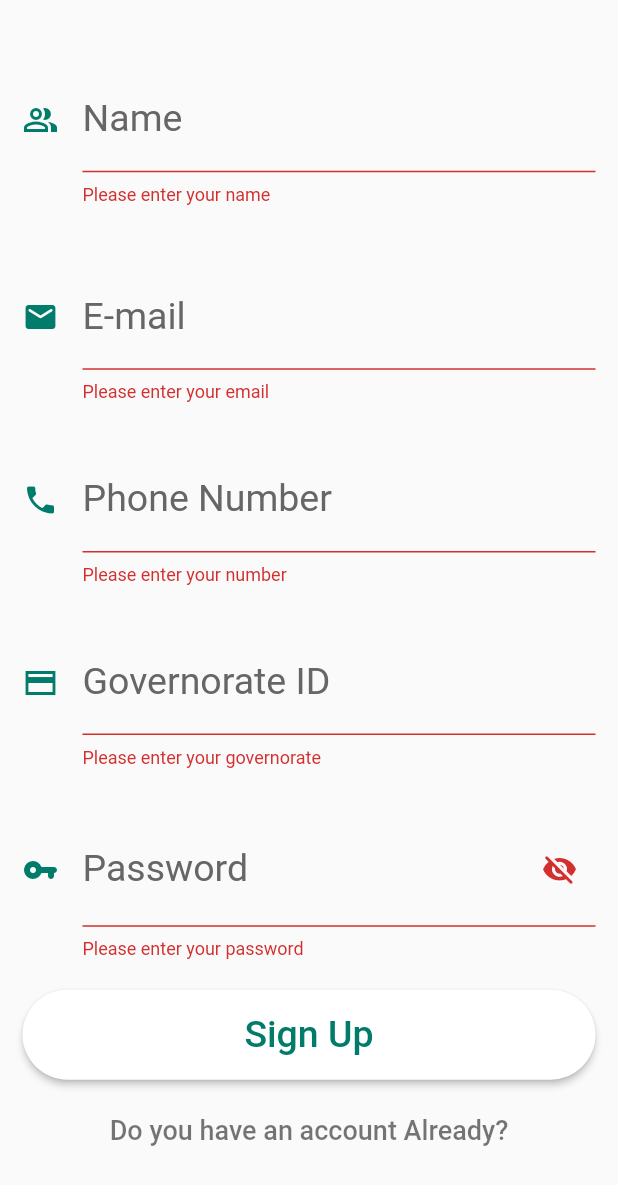
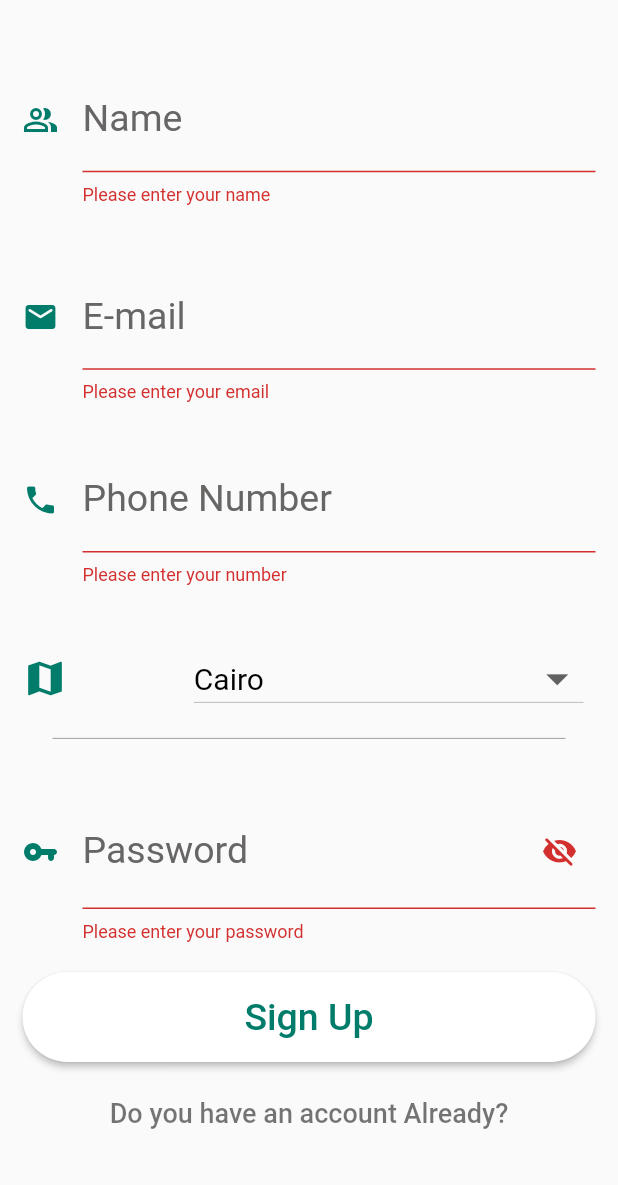
Before and after one commit to AVElfallah/craft_flutter, a Flutter app: the SingupPage screen opened by its route, after a tap on "Sign Up", on a phone screen of 412 x 824 dp. Shown: the top 1185 px of the screen. Run offline on Flutter 3.47's test engine with Material 2 defaults, Android fonts, the light colour scheme and no system bars; our stand-ins replace dio, flutter_rating_bar, get_storage, google_nav_bar; missing offline and left inert: clippy_flutter, mailer; accounts and stored records are empty.

Commit message:
singupAuth has been created

```diff
--- a/lib/controller/singup_controller.dart
+++ b/lib/controller/singup_controller.dart
@@ -1,6 +1,12 @@
 import 'dart:math';
 
 import 'package:flutter/material.dart';
+import 'package:hyah_karima/router/app_router.dart';
+
+import '../data/external/singup_auth.dart';
+import '../data/internal/user_login_data.dart';
+import '../model/auth_model.dart';
+import '../model/singup_model.dart';
 
 class SingUpController extends ChangeNotifier {
   GlobalKey<FormState> formkey = GlobalKey<FormState>();
@@ -9,7 +15,53 @@ class SingUpController extends ChangeNotifier {
   TextEditingController nameController = TextEditingController();
   TextEditingController numberController = TextEditingController();
 
-  TextEditingController governorateController = TextEditingController();
+  bool isLoading = false;
+  int governrateValue = 1;
+  changeGovernrate(int? st) {
+    governrateValue = st!;
+    notifyListeners();
+  }
+
+  void register(BuildContext context) async {
+    if (formkey.currentState!.validate()) {
+      isLoading = true;
+      notifyListeners();
+      var auth = await SingUpAuth.instance.regesterNewUser(
+        SingupModel(
+          userName: nameController.text,
+          email: emailController.text,
+          phoneNumber: numberController.text,
+          governorateId: governrateValue,
+          password: passwordController.text,
+          passwordConfirmation: passwordController.text,
+        ),
+      );
+      if (auth.runtimeType == AuthModel) {
+        isLoading = false;
+        notifyListeners();
+        UserAuthLoginData.instance.setAuthModel(auth as AuthModel);
+        // ignore: use_build_context_synchronously
+        Navigator.of(context).pushReplacementNamed(MyRouter.homePage);
+      } else {
+        isLoading = false;
+        notifyListeners();
+        // ignore: use_build_context_synchronously
+        ScaffoldMessenger.of(context).showSnackBar(
+          const SnackBar(
+            backgroundColor: Colors.red,
+            content: Text(
+              "error",
+              style: TextStyle(
+                fontSize: 20,
+                fontWeight: FontWeight.bold,
+              ),
+            ),
+            duration: Duration(seconds: 2),
+          ),
+        );
+      }
+    }
+  }
 
   String? govValidator(value) {
     if (value!.isEmpty) {
--- a/lib/extensions/colors.dart
+++ b/lib/extensions/colors.dart
@@ -7,3 +7,10 @@ List<Color> colorsToUse = [
   Colors.indigo,
   Colors.orange,
 ];
+
+Color iconsColor = const Color.fromARGB(
+  255,
+  1,
+  124,
+  106,
+);
--- /dev/null
+++ b/lib/extensions/governrates.dart
@@ -0,0 +1,38 @@
+import '../model/governerate_model.dart';
+
+List<GovernrateModel> governrateList = [
+  GovernrateModel(number: 1, arabicName: "القاهرة", englishName: "Cairo"),
+  GovernrateModel(number: 2, arabicName: "الجيزة", englishName: "Giza"),
+  GovernrateModel(
+      number: 3, arabicName: "الأسكندرية", englishName: "Alexandria"),
+  GovernrateModel(number: 4, arabicName: "الدقهلية", englishName: "Dakahlia"),
+  GovernrateModel(
+      number: 5, arabicName: "البحر الأحمر", englishName: "Red Sea"),
+  GovernrateModel(number: 6, arabicName: "البحيرة", englishName: "Beheira"),
+  GovernrateModel(number: 7, arabicName: "الفيوم", englishName: "Fayoum"),
+  GovernrateModel(number: 8, arabicName: "الغربية", englishName: "Gharbiya"),
+  GovernrateModel(number: 9, arabicName: "الإسماعلية", englishName: "Ismailia"),
+  GovernrateModel(number: 10, arabicName: "المنوفية", englishName: "Menofia"),
+  GovernrateModel(number: 11, arabicName: "المنيا", englishName: "Minya"),
+  GovernrateModel(
+      number: 12, arabicName: "القليوبية", englishName: "Qaliubiya"),
+  GovernrateModel(
+      number: 13, arabicName: "الوادي الجديد", englishName: "New Valley"),
+  GovernrateModel(number: 14, arabicName: "السويس", englishName: "Suez"),
+  GovernrateModel(number: 15, arabicName: "اسوان", englishName: "Aswan"),
+  GovernrateModel(number: 16, arabicName: "اسيوط", englishName: "Assiut"),
+  GovernrateModel(number: 17, arabicName: "بني سويف", englishName: "Beni Suef"),
+  GovernrateModel(number: 18, arabicName: "بورسعيد", englishName: "Port Said"),
+  GovernrateModel(number: 19, arabicName: "دمياط", englishName: "Damietta"),
+  GovernrateModel(number: 20, arabicName: "الشرقية", englishName: "Sharkia"),
+  GovernrateModel(
+      number: 21, arabicName: "جنوب سيناء", englishName: "South Sinai"),
+  GovernrateModel(
+      number: 22, arabicName: "كفر الشيخ", englishName: "Kafr Al sheikh"),
+  GovernrateModel(number: 23, arabicName: "مطروح", englishName: "Matrouh"),
+  GovernrateModel(number: 24, arabicName: "الأقصر", englishName: "Luxor"),
+  GovernrateModel(number: 25, arabicName: "قنا", englishName: "Qena"),
+  GovernrateModel(
+      number: 26, arabicName: "شمال سيناء", englishName: "North Sinai"),
+  GovernrateModel(number: 27, arabicName: "سوهاج", englishName: "Sohag"),
+];
--- a/lib/main.dart
+++ b/lib/main.dart
@@ -17,9 +17,9 @@ class MyApp extends StatelessWidget {
     return MaterialApp(
       themeMode: ThemeMode.light,
       debugShowCheckedModeBanner: false,
-      darkTheme: ThemeData(brightness: Brightness.dark
-          // scaffoldBackgroundColor: Colors.white,
-          ),
+      darkTheme: ThemeData(
+        brightness: Brightness.dark,
+      ),
       routes: MyRouter.routes,
     );
   }
--- a/lib/model/singup_model.dart
+++ b/lib/model/singup_model.dart
@@ -1,6 +1,5 @@
 // ignore_for_file: public_member_api_docs, sort_constructors_first
 import 'dart:convert';
-import 'dart:math';
 
 class SingupModel {
   String? userName;
@@ -9,7 +8,7 @@ class SingupModel {
   String? passwordConfirmation;
   String? phoneNumber;
   int? governorateId;
-  int? id = Random().nextInt(1000000);
+  int? id = 1;
   SingupModel({
     this.userName,
     this.email,
--- a/lib/screen/signup_page.dart
+++ b/lib/screen/signup_page.dart
@@ -1,8 +1,13 @@
 import 'package:flutter/material.dart';
+import 'package:hyah_karima/data/external/singup_auth.dart';
 import 'package:hyah_karima/extensions/assestent_extension.dart';
+import 'package:hyah_karima/extensions/colors.dart';
+
 import 'package:hyah_karima/router/app_router.dart';
 import 'package:provider/provider.dart';
 import 'package:hyah_karima/controller/singup_controller.dart';
+import '../extensions/colors.dart';
+import '../extensions/governrates.dart';
 
 class SingupPage extends StatefulWidget {
   const SingupPage({Key? key}) : super(key: key);
@@ -22,7 +27,9 @@ class _SingupPageState extends State<SingupPage> {
         final watch = ctx.watch<SingUpController>();
         final read = ctx.read<SingUpController>();
         return Scaffold(
-            body: Padding(
+          body: Stack(
+            children: [
+              Padding(
                 padding: const EdgeInsets.all(15),
                 child: Form(
                   key: ctx.watch<SingUpController>().formkey,
@@ -79,18 +86,13 @@ class _SingupPageState extends State<SingupPage> {
                       TextFormField(
                         controller: watch.numberController,
                         validator: read.numberValidator,
-                      decoration: const InputDecoration(
+                        decoration: InputDecoration(
                           icon: Icon(
                             Icons.phone,
-                          color: Color.fromARGB(
-                            255,
-                            1,
-                            124,
-                            106,
-                          ),
+                            color: iconsColor,
                           ),
                           labelText: 'Phone Number',
-                        labelStyle: TextStyle(
+                          labelStyle: const TextStyle(
                             fontSize: 25,
                             color: Color.fromARGB(
                               255,
@@ -100,40 +102,61 @@ class _SingupPageState extends State<SingupPage> {
                             ),
                           ),
                           hintText: 'enter your phone',
-                        hintStyle: TextStyle(fontSize: 20),
+                          hintStyle: const TextStyle(fontSize: 20),
                         ),
                         keyboardType: TextInputType.phone,
                       ),
                       const SizedBox(
                         height: 30,
                       ),
-                    TextFormField(
-                      controller: watch.governorateController,
-                      validator: read.govValidator,
-                      decoration: const InputDecoration(
-                        icon: Icon(
-                          Icons.credit_card_sharp,
-                          color: Color.fromARGB(
-                            255,
-                            1,
-                            124,
-                            106,
+                      Row(
+                        mainAxisAlignment: MainAxisAlignment.spaceBetween,
+                        children: [
+                          Icon(
+                            Icons.map,
+                            size: 30,
+                            color: iconsColor,
+                          ),
+                          Padding(
+                            padding: const EdgeInsets.all(8),
+                            child: DropdownButton<int>(
+                              menuMaxHeight:
+                                  MediaQuery.of(context).size.height * .65,
+                              borderRadius: BorderRadius.circular(
+                                25,
+                              ),
+                              value: watch.governrateValue,
+                              iconSize: 35,
+                              hint: const Text(
+                                'Choose your Governorate',
+                                style: TextStyle(
+                                  color: Colors.black,
+                                  fontSize: 20,
                                 ),
                               ),
-                        labelText: 'Governorate ID',
-                        labelStyle: TextStyle(
-                          fontSize: 25,
-                          color: Color.fromARGB(
-                            255,
-                            104,
-                            101,
-                            101,
+                              items: governrateList
+                                  .map<DropdownMenuItem<int>>(
+                                    (e) => DropdownMenuItem<int>(
+                                      value: e.number!,
+                                      child: Text(
+                                        e.englishName!,
+                                        style: const TextStyle(
+                                          color: Colors.black,
+                                          fontSize: 20,
                                         ),
                                       ),
-                        hintText: 'Enter your ID',
-                        hintStyle: TextStyle(fontSize: 20),
                                     ),
-                      keyboardType: TextInputType.number,
+                                  )
+                                  .toList(),
+                              onChanged: read.changeGovernrate,
+                            ),
+                          ),
+                        ],
+                      ),
+                      const Divider(
+                        color: Colors.grey,
+                        indent: 20,
+                        endIndent: 20,
                       ),
                       const SizedBox(
                         height: 30,
@@ -185,9 +208,7 @@ class _SingupPageState extends State<SingupPage> {
                         height: 60,
                         width: double.infinity,
                         child: ElevatedButton(
-                        onPressed: () {
-                          read.formkey.currentState!.validate();
-                        },
+                          onPressed: () => read.register(context),
                           style: ButtonStyle(
                             backgroundColor:
                                 MaterialStateProperty.all(Colors.white),
@@ -227,7 +248,25 @@ class _SingupPageState extends State<SingupPage> {
                   ),
                 ),
               ),
+              Visibility(
+                visible: watch.isLoading,
+                child: Container(
+                  height: double.infinity,
+                  width: double.infinity,
+                  color: Colors.black.withOpacity(
+                    .35,
+                  ),
+                  child: const Center(
+                    child: CircularProgressIndicator(
+                      backgroundColor: Colors.red,
+                    ),
+                  ),
+                ),
+              )
+            ],
+          ),
         );
-        });
+      },
+    );
   }
 }
```
Also changed, not shown: lib/data/external/singup_auth.dart (+39 -1 lines), lib/data/internal/user_login_data.dart (+8 -9 lines), lib/extensions/constant.dart (+18 -5 lines), lib/model/client_model.dart (+6 -7 lines), lib/model/governerate_model.dart (added, +10 -0 lines). Lines whose indentation alone changed are shown as unchanged.
